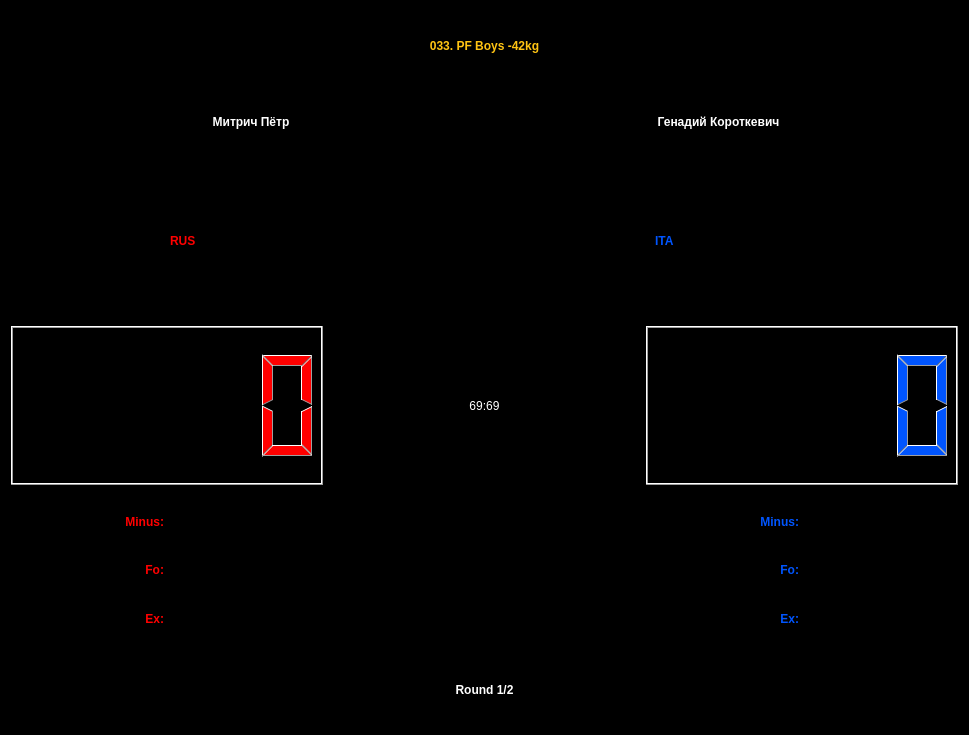
Qt form PointFighting/fightingtable2.ui (BarsukAlexey/xelarogi) before a commit.
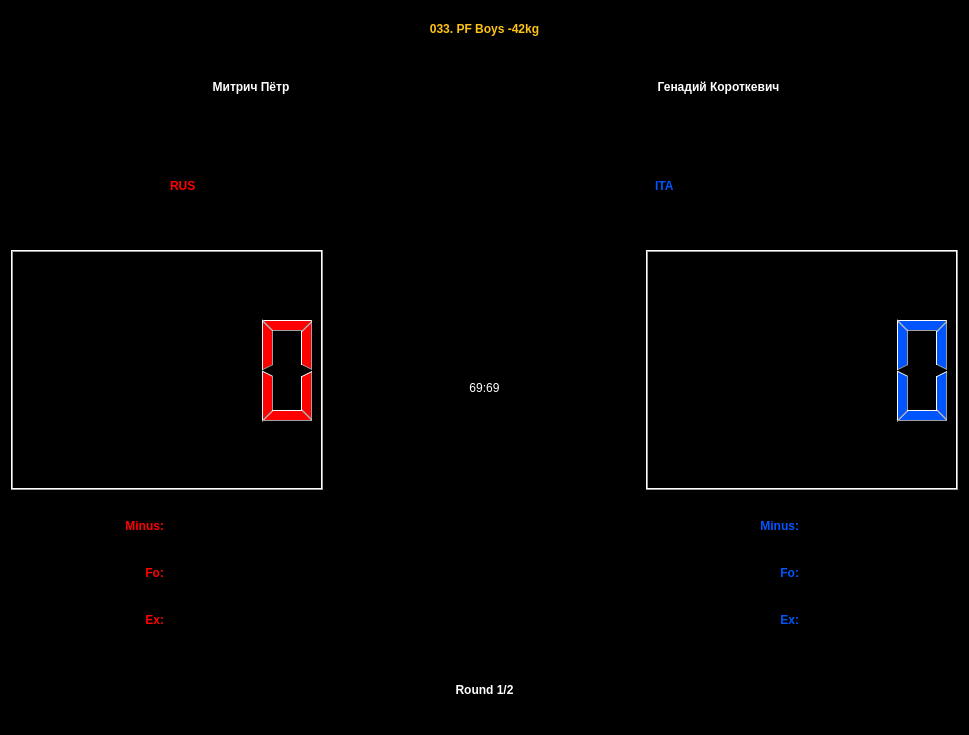
The same form after that commit. Custom widgets are drawn as their Qt base class.

```diff
--- a/PointFighting/fightingtable2.ui
+++ b/PointFighting/fightingtable2.ui
@@ -77,7 +77,7 @@
   <property name="windowTitle">
    <string>Form</string>
   </property>
-  <layout class="QGridLayout" name="gridLayout_7" rowstretch="10,10,70,10">
+  <layout class="QGridLayout" name="gridLayout_7" rowstretch="5,10,75,10">
    <item row="0" column="0">
     <widget class="AspectRatioTextLabel" name="label">
      <property name="sizePolicy">
@@ -277,9 +277,9 @@
     </widget>
    </item>
    <item row="2" column="0">
-    <layout class="QGridLayout" name="gridLayout_6">
+    <layout class="QGridLayout" name="gridLayout_6" columnstretch="1,1,1">
      <item row="0" column="2">
-      <layout class="QGridLayout" name="gridLayout_5">
+      <layout class="QGridLayout" name="gridLayout_5" rowstretch="23,47,30">
        <item row="0" column="0">
         <widget class="QWidget" name="widget_5" native="true">
          <property name="sizePolicy">
@@ -412,6 +412,9 @@
            </disabled>
           </palette>
          </property>
+         <property name="lineWidth">
+          <number>1</number>
+         </property>
         </widget>
        </item>
        <item row="2" column="0">
@@ -663,7 +666,7 @@
       </layout>
      </item>
      <item row="0" column="0">
-      <layout class="QGridLayout" name="gridLayout_2">
+      <layout class="QGridLayout" name="gridLayout_2" rowstretch="23,47,30">
        <item row="0" column="0">
         <widget class="QWidget" name="widget_3" native="true">
          <property name="sizePolicy">
@@ -1085,6 +1088,12 @@
            <bold>false</bold>
           </font>
          </property>
+         <property name="lineWidth">
+          <number>1</number>
+         </property>
+         <property name="smallDecimalPoint">
+          <bool>false</bool>
+         </property>
         </widget>
        </item>
       </layout>
```
